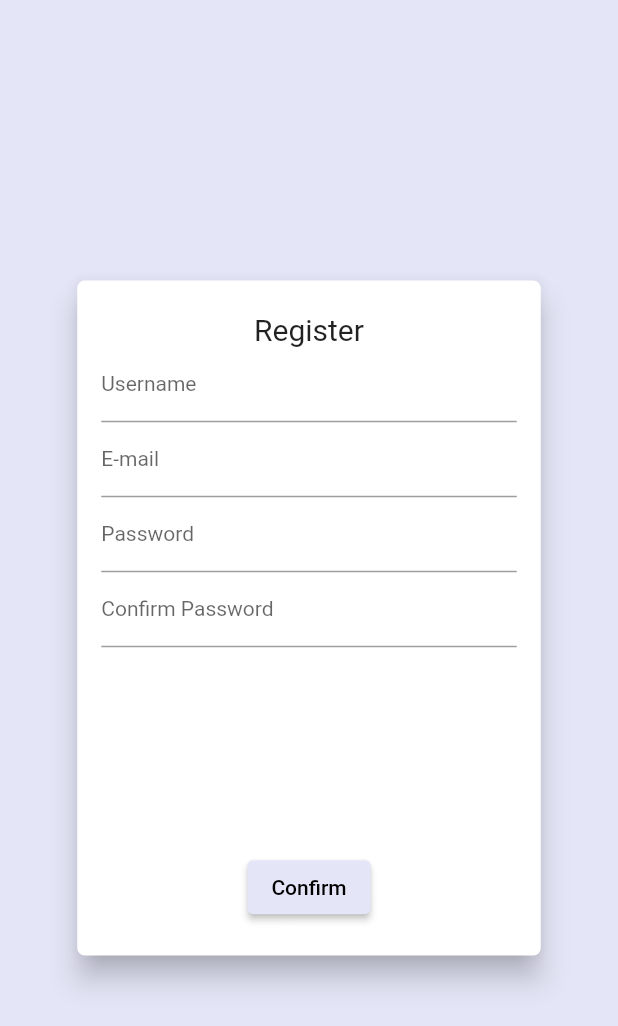
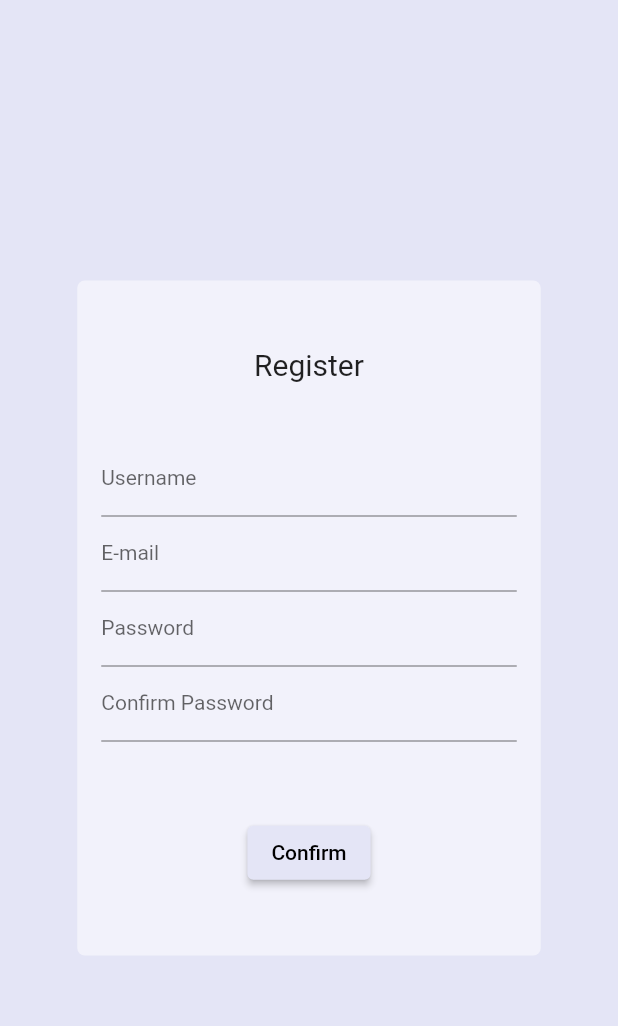
Before and after one commit to imranZMiko/Eten, a Flutter app: the RegisterScreen screen opened directly, on a phone screen of 412 x 824 dp. Shown: the top 1026 px of the screen. Run offline on Flutter 3.47's test engine with Material 2 defaults, Android fonts, the light colour scheme and no system bars.

Commit message:
Fixed spaces in the cards in log in, register and change password screen and lowered card opacity

```diff
--- a/lib/screens/log_in_screen.dart
+++ b/lib/screens/log_in_screen.dart
@@ -8,7 +8,10 @@ class LogInScreen extends StatelessWidget {
   Widget build(BuildContext context) {
     return Scaffold(
       backgroundColor: Theme.of(context).backgroundColor,
-      body: Center(
+      body: Stack(
+        children: [
+
+          Center(
             child: AuthCard(
               topText: 'Log In',
               formTextList: ['Username', 'Password'],
@@ -16,6 +19,8 @@ class LogInScreen extends StatelessWidget {
               textButtonText: 'Don\'t have an account? Register',
             ),
           ),
+        ],
+      ),
     );
   }
 }
--- a/lib/screens/register_screen.dart
+++ b/lib/screens/register_screen.dart
@@ -8,12 +8,21 @@ class RegisterScreen extends StatelessWidget {
   Widget build(BuildContext context) {
     return Scaffold(
       backgroundColor: Theme.of(context).backgroundColor,
-      body: Center(
-        child: AuthCard(
-          topText: 'Register',
-          formTextList: ['Username', 'E-mail', 'Password', 'Confirm Password'],
-          buttonText: 'Confirm',
-        ),
+      body: Stack(
+        children: [
+          Center(
+            child: AuthCard(
+              topText: 'Register',
+              formTextList: [
+                'Username',
+                'E-mail',
+                'Password',
+                'Confirm Password'
+              ],
+              buttonText: 'Confirm',
+            ),
+          ),
+        ],
       ),
     );
   }
--- a/lib/widgets/authentication_card.dart
+++ b/lib/widgets/authentication_card.dart
@@ -20,6 +20,8 @@ class AuthCard extends StatelessWidget {
   Widget build(BuildContext context) {
     final deviceSize = MediaQuery.of(context).size;
     return Card(
+      shadowColor: Colors.transparent,
+      color: Color.fromRGBO(255, 255, 255, 0.5),
       shape: RoundedRectangleBorder(
         borderRadius: BorderRadius.circular(5.0),
       ),
@@ -40,9 +42,12 @@ class AuthCard extends StatelessWidget {
                   fontSize: 20,
                 ),
               ),
-              Container(
-                height: 84.0 * formTextList.length,
+              Padding(
+                padding: EdgeInsets.only(top: 40, bottom: 50),
+                child: Container(
+                  height: 50.0 * formTextList.length,
                   child: ListView.builder(
+                    padding: EdgeInsets.zero,
                     itemBuilder: (context, index) {
                       return Container(
                         width: deviceSize.width * 0.75,
@@ -51,6 +56,7 @@ class AuthCard extends StatelessWidget {
                       );
                     },
                     itemCount: formTextList.length,
+                  ),
                 ),
               ),
               ElevatedButton(
--- a/lib/widgets/tab_bar.dart
+++ b/lib/widgets/tab_bar.dart
@@ -17,7 +17,7 @@ class _TabsScreenState extends State<TabsScreen> {
     HomePageScreen(),
     SearchScreen(),
     FavoritesScreen(),
-    RegisterScreen(),
+    ChangePassword(),
   ];
   int _selectedPageIndex = 0;
 
```
Lines whose indentation alone changed are shown as unchanged.
